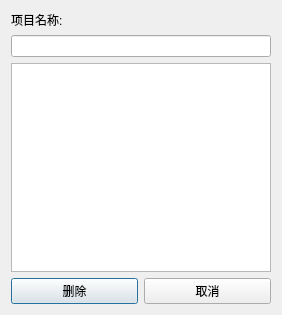
Qt form delete_project.ui (liuran2011/autotest) before a commit.
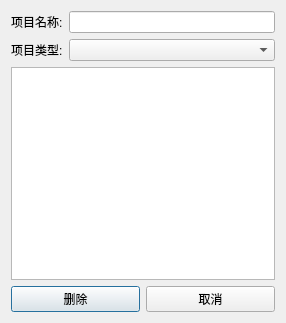
The same form after that commit.

The edit to the form file:
```diff
--- a/delete_project.ui
+++ b/delete_project.ui
@@ -9,8 +9,8 @@
    <rect>
     <x>0</x>
     <y>0</y>
-    <width>282</width>
-    <height>315</height>
+    <width>286</width>
+    <height>323</height>
    </rect>
   </property>
   <property name="sizePolicy">
@@ -25,7 +25,7 @@
   <property name="sizeGripEnabled">
    <bool>false</bool>
   </property>
-  <layout class="QGridLayout" name="gridLayout">
+  <layout class="QGridLayout" name="gridLayout_2">
    <item row="0" column="0">
     <layout class="QVBoxLayout" name="verticalLayout">
      <property name="spacing">
@@ -35,17 +35,31 @@
       <enum>QLayout::SetNoConstraint</enum>
      </property>
      <item>
-      <widget class="QLabel" name="label">
+      <layout class="QGridLayout" name="gridLayout">
+       <item row="1" column="0">
+        <widget class="QLabel" name="label_2">
        <property name="text">
-        <string>项目名称:</string>
+          <string>项目类型:</string>
        </property>
       </widget>
      </item>
-     <item>
+       <item row="1" column="1">
+        <widget class="QComboBox" name="comboBox"/>
+       </item>
+       <item row="0" column="1">
       <widget class="QLineEdit" name="lineEdit"/>
      </item>
-     <item>
+       <item row="2" column="0" colspan="2">
       <widget class="QListWidget" name="projectList"/>
+       </item>
+       <item row="0" column="0">
+        <widget class="QLabel" name="label">
+         <property name="text">
+          <string>项目名称:</string>
+         </property>
+        </widget>
+       </item>
+      </layout>
      </item>
      <item>
       <layout class="QHBoxLayout" name="horizontalLayout">
```
Lines whose indentation alone changed are shown as unchanged.
